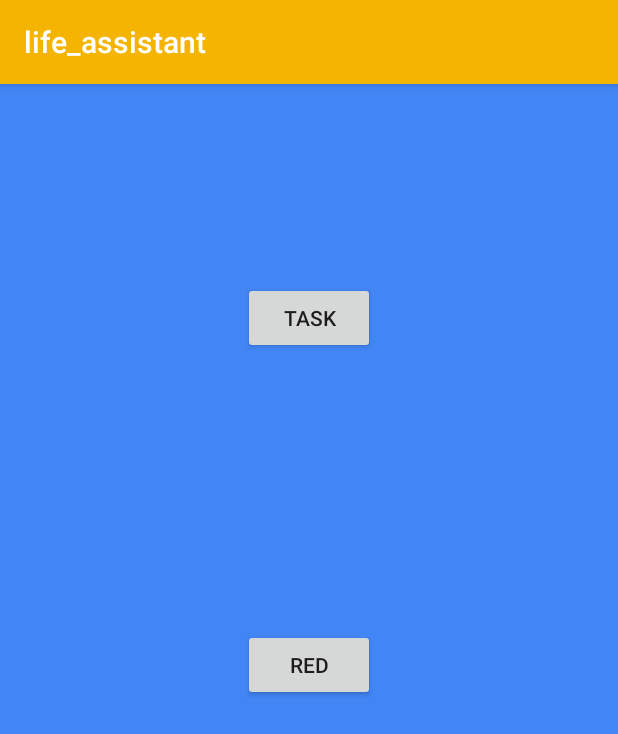
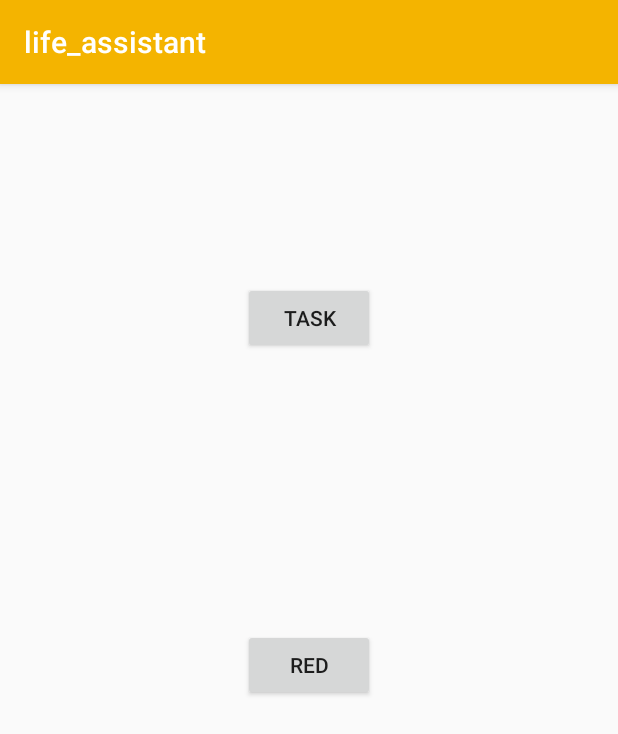
Before and after one commit to SteveHaskell/life_assistant, an Android app: the screen it shows after launch (MainActivity), on a phone screen of 412 x 824 dp. Shown: the top 734 px of the screen. Run offline under Robolectric (Android 15) with nearby library versions, the phone set to English and light mode, and no system bars.

```diff
--- a/app/src/main/java/com/jicketyjackindustries/life_assistant/MainActivity.java
+++ b/app/src/main/java/com/jicketyjackindustries/life_assistant/MainActivity.java
@@ -8,15 +8,17 @@ import android.view.View;
 
 /*
 This has become an experimentation class for trying out different things in Android Studio
+In this file, now legacy, you will find examples of switching layouts, changing button colors,
+saving data and other tricks
  */
 public class MainActivity extends AppCompatActivity {
 
     protected View view;
     private BackgroundColorFlipper bcf;
     private boolean task1Complete = false;
-    private SharedPreferences mPrefs;
-    private SharedPreferences.Editor mEditor;
-
+    private SharedPreferences settings;
+    private SharedPreferences.Editor editor;
+    public static final String  PREFS_NAME = "MyPrefsFile";
     /*
     replaces a constructor, do everything you want to do do on app startup here
      */
@@ -24,18 +26,21 @@ public class MainActivity extends AppCompatActivity {
     protected void onCreate(Bundle savedInstanceState) {
         super.onCreate(savedInstanceState);
 
-        mPrefs = getSharedPreferences("label", 0);
-        mEditor = mPrefs.edit();
-
 
         setContentView(R.layout.activity_main);
 
         //variable construction
         view = this.getWindow().getDecorView();
-        if(mPrefs.getBoolean("task1", true))
-            view.setBackgroundResource(R.color.blue);
+        bcf = new BackgroundColorFlipper(view);
+        //attempt to get button view
+        View buttonView;
+        buttonView = this.findViewById(R.id.button2);
 
-        bcf = new BackgroundColorFlipper(view);
+        // preference saving!
+        settings = getSharedPreferences(PREFS_NAME,0);
+        editor = settings.edit();
+        if(settings.getBoolean("task1",false))
+            buttonView.setBackgroundResource(R.color.red);
 
         Context context;
         context = this.getApplicationContext();
@@ -71,7 +76,10 @@ public class MainActivity extends AppCompatActivity {
             v.setBackgroundResource(R.color.colorPrimary);
 
         task1Complete = !task1Complete;
-        mEditor.putBoolean("task1",task1Complete);
+
+        editor.putBoolean("task1",task1Complete);
+        editor.commit();
+
     }
 
     private void wait(int t){
```
Also changed, not shown: app/src/main/java/com/jicketyjackindustries/life_assistant/Main2Activity.java (deleted, +0 -13 lines).
